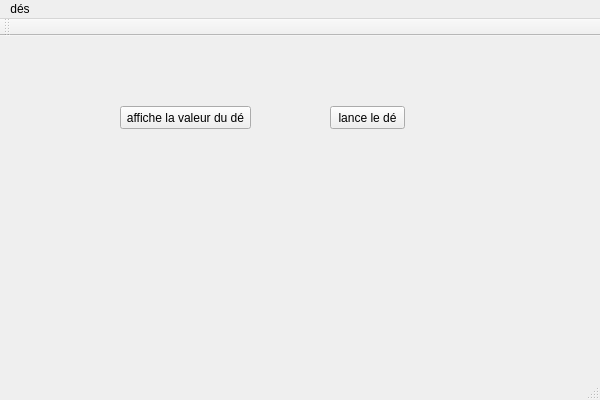
Above: TP1heritage.ui from AlexandreCare/TP1_heritage before the change. Below: the same form after it.
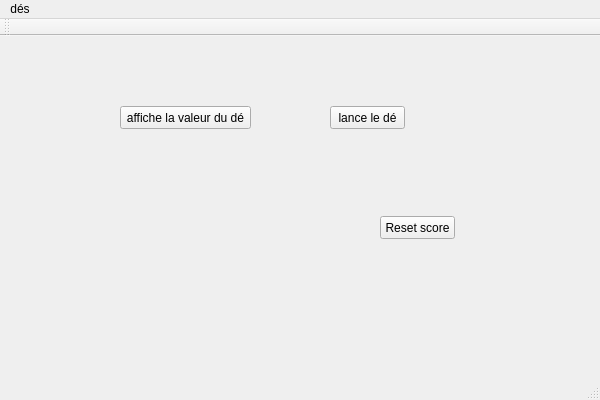
That is the form after the change.

Commit message:
Ajout du bouton de reset du score
Fin de la partie 1 du TP héritage.

```diff
--- a/TP1heritage.ui
+++ b/TP1heritage.ui
@@ -43,8 +43,8 @@
    <widget class="QLabel" name="label">
     <property name="geometry">
      <rect>
-      <x>250</x>
-      <y>120</y>
+      <x>260</x>
+      <y>110</y>
       <width>121</width>
       <height>51</height>
      </rect>
@@ -56,16 +56,29 @@
    <widget class="QLabel" name="label_2">
     <property name="geometry">
      <rect>
-      <x>250</x>
-      <y>270</y>
-      <width>47</width>
-      <height>13</height>
+      <x>260</x>
+      <y>190</y>
+      <width>101</width>
+      <height>81</height>
      </rect>
     </property>
     <property name="text">
      <string/>
     </property>
    </widget>
+   <widget class="QPushButton" name="pushButton_3">
+    <property name="geometry">
+     <rect>
+      <x>380</x>
+      <y>180</y>
+      <width>75</width>
+      <height>23</height>
+     </rect>
+    </property>
+    <property name="text">
+     <string>Reset score</string>
+    </property>
+   </widget>
   </widget>
   <widget class="QMenuBar" name="menuBar">
    <property name="geometry">
```
Left out of the diff: 17 changed lines with no effect on the pictures. The commit also changes 12 other files.
